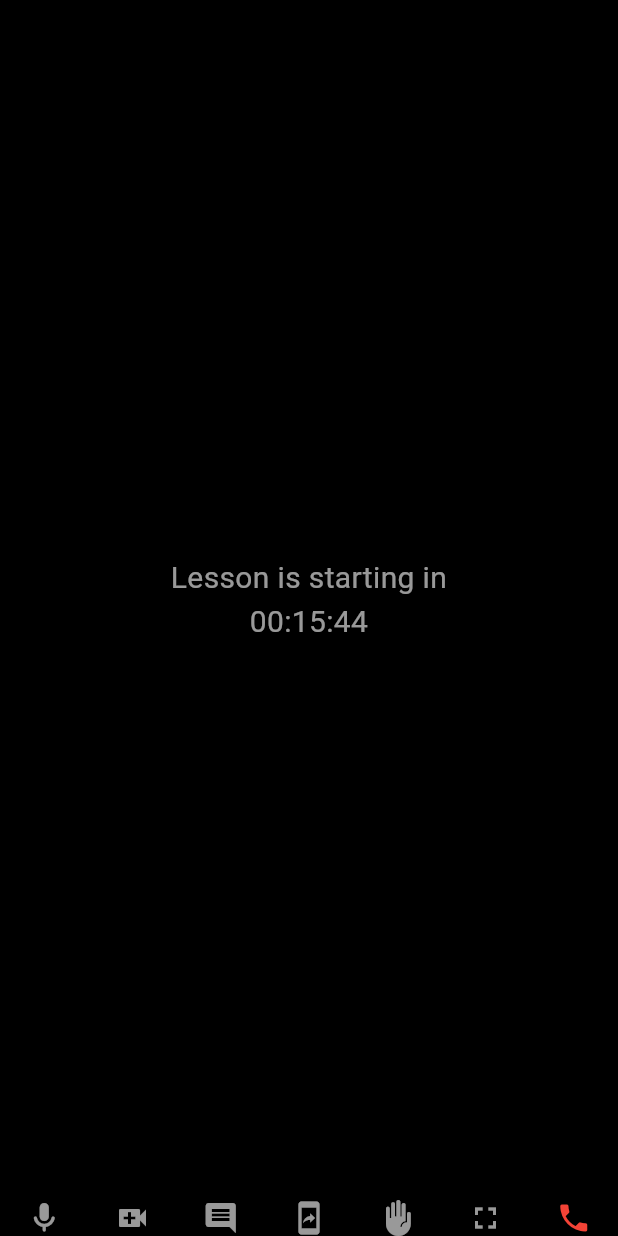
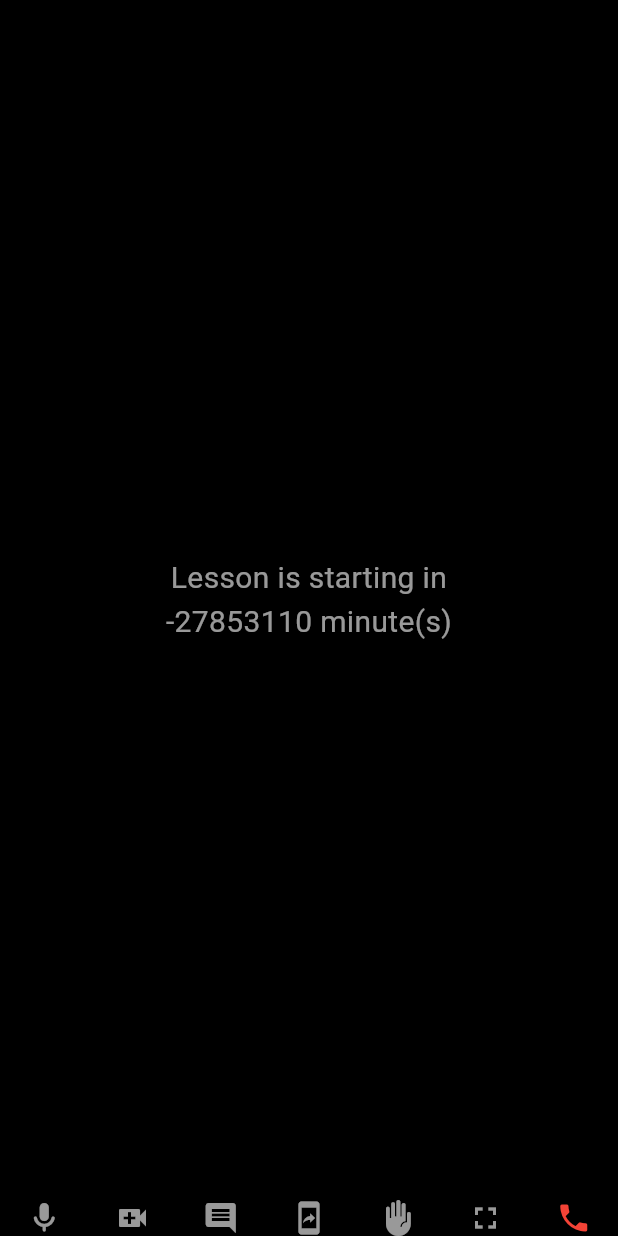
Before and after one commit to tanthokg/CSC13118_AdvMobile, a Flutter app: the UpcomingClassCard widget shown alone on an empty page, opened directly with empty values, after a tap on "Go to meeting", on a phone screen of 412 x 824 dp. Run offline on Flutter 3.47's test engine with Material 2 defaults, Android fonts, the light colour scheme and no system bars; our stand-ins replace cached_network_image, chewie, flutter_local_notifications, shared_preferences, sqflite, timezone and 1 more; accounts and stored records are empty; network calls fail.

Commit message:
Waiting time before class starts

```diff
--- a/lettutor/lib/src/features/schedules/widgets/upcoming_card.dart
+++ b/lettutor/lib/src/features/schedules/widgets/upcoming_card.dart
@@ -2,6 +2,7 @@
 import 'package:flutter/material.dart';
 import 'package:intl/intl.dart';
 import 'package:lettutor/src/constants/routes.dart';
+import 'package:lettutor/src/features/video_call/video_call_view.dart';
 import 'package:lettutor/src/models/schedule/booking_info.dart';
 
 class UpcomingClassCard extends StatelessWidget {
@@ -106,7 +107,15 @@
                 Expanded(
                   child: TextButton(
                     onPressed: () {
-                      Navigator.pushNamed(context, Routes.videoCall);
+                      Navigator.push(
+                        context,
+                        MaterialPageRoute(
+                          builder: (context) {
+                            final start = bookingInfo.scheduleDetailInfo!.startPeriodTimestamp!;
+                            return VideoCallView(startTimestamp: start);
+                          },
+                        ),
+                      );
                     },
                     child: const Text(
                       'Go to meeting',
--- a/lettutor/lib/src/features/video_call/video_call_view.dart
+++ b/lettutor/lib/src/features/video_call/video_call_view.dart
@@ -1,13 +1,16 @@
 import 'package:flutter/material.dart';
 
-class VideoCallView extends StatefulWidget {
-  const VideoCallView({Key? key}) : super(key: key);
+class VideoCallView extends StatelessWidget {
+  const VideoCallView({Key? key, required this.startTimestamp}) : super(key: key);
 
-  @override
-  State<VideoCallView> createState() => _VideoCallViewState();
-}
+  final int startTimestamp;
 
-class _VideoCallViewState extends State<VideoCallView> {
+  String _countWaitingTime() {
+
+
+    return '${DateTime.fromMillisecondsSinceEpoch(startTimestamp).difference(DateTime.now()).inMinutes} minute(s)';
+  }
+
   @override
   Widget build(BuildContext context) {
     return SafeArea(
@@ -15,12 +18,12 @@
         backgroundColor: Colors.black,
         body: Column(
           children: [
-            const Expanded(
+            Expanded(
               child: Center(
                 child: Text(
-                  'Lesson is starting in\n00:15:44',
+                  'Lesson is starting in\n${_countWaitingTime()}',
                   textAlign: TextAlign.center,
-                  style: TextStyle(fontSize: 20, color: Colors.white60),
+                  style: const TextStyle(fontSize: 20, color: Colors.white60),
                 ),
               ),
             ),
--- a/lettutor/lib/src/main.dart
+++ b/lettutor/lib/src/main.dart
@@ -74,7 +74,6 @@
             Routes.teacherDetail: (context) => const TutorDetailView(),
             Routes.review: (context) => const TutorFeedbackView(),
             Routes.writeReview: (context) => const WriteReviewView(),
-            Routes.videoCall: (context) => const VideoCallView(),
           }),
     );
   }
```
